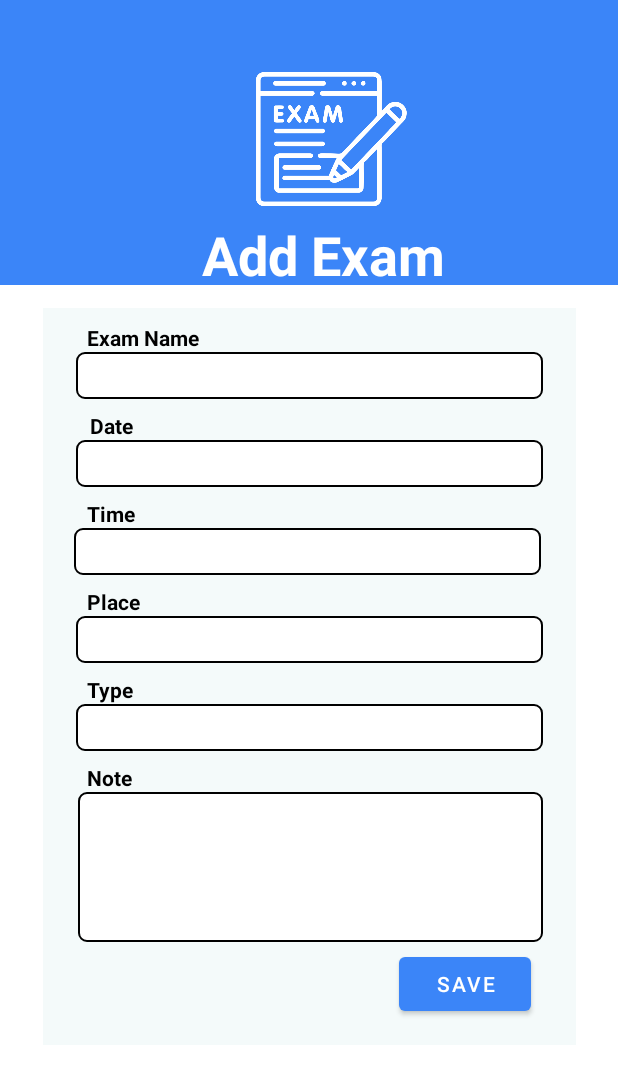
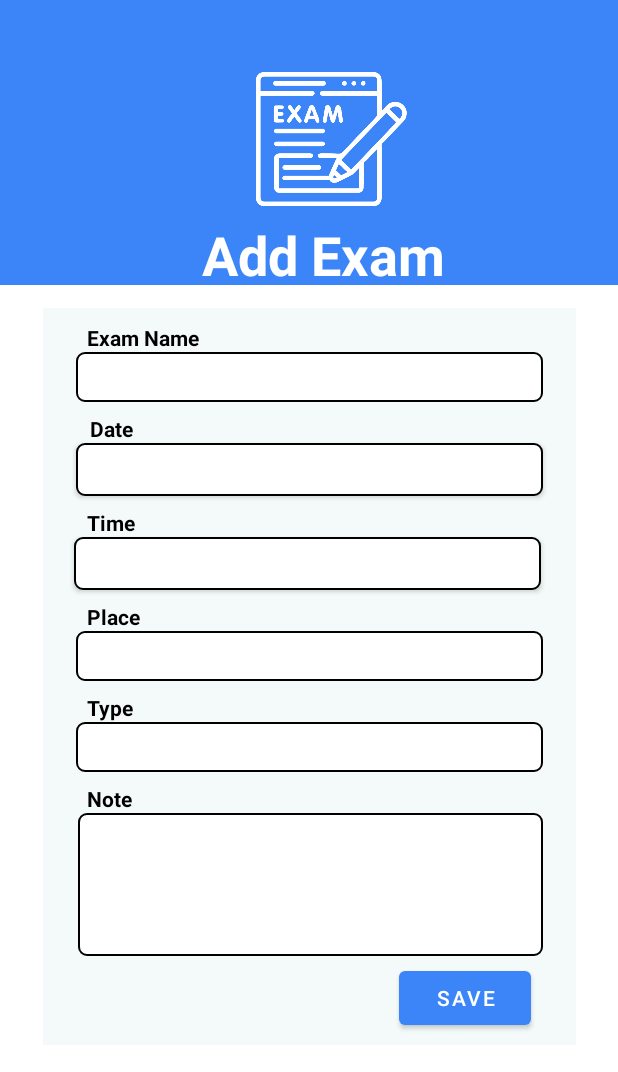
Before and after one commit to rlvidanapathirana/UniLife, an Android app: the AddExam screen opened directly, with no data from a screen before it, after a tap on "SAVE", on a phone screen of 412 x 824 dp. Shown: the top 1072 px of the screen. Run offline under Robolectric (Android 15) with nearby library versions, the phone set to English and light mode, and no system bars.

Commit message:
Add date and time picker to ADD exam page

```diff
--- a/app/src/main/java/com/shadowsquad/unilife/AddExam.java
+++ b/app/src/main/java/com/shadowsquad/unilife/AddExam.java
@@ -2,19 +2,35 @@ package com.shadowsquad.unilife;
 
 import androidx.appcompat.app.AppCompatActivity;
 
+import android.app.DatePickerDialog;
+import android.app.FragmentTransaction;
+import android.app.TimePickerDialog;
 import android.content.Context;
 import android.os.Bundle;
+import android.util.Log;
 import android.view.View;
 import android.widget.Button;
+import android.widget.DatePicker;
 import android.widget.EditText;
+import android.widget.TimePicker;
 import android.widget.Toast;
+
+import java.util.Calendar;
 
 public class AddExam extends AppCompatActivity {
 
-    private EditText examName, date, time, place, type, note ;
-    private Button addEx;
+    private EditText examName,  place, type, note ;
+    private Button addEx, date, time;
     private DbHandler dbHandler;
     private Context context;
+
+
+    //    DatePicker --------------
+    DatePickerDialog.OnDateSetListener dateSetListener;
+
+    //    TimePicker --------------
+    TimePickerDialog.OnTimeSetListener timeSetListener;
+
 
     @Override
     protected void onCreate(Bundle savedInstanceState) {
@@ -53,12 +69,61 @@ public class AddExam extends AppCompatActivity {
                 dbHandler.addExam(examModel);
 
                 //Toast Message
-                    String savebtn = "Success";
-                    Toast.makeText(context, savebtn, Toast.LENGTH_SHORT).show();
+                    String saveBtn = "Success";
+                    Toast.makeText(context, saveBtn, Toast.LENGTH_SHORT).show();
+
+
+
 
             }
         });
 
+
+        // Date
+
+        date.setOnClickListener(new View.OnClickListener() {
+            @Override
+            public void onClick(View v) {
+                Calendar cal = Calendar.getInstance();
+                int year = cal.get(Calendar.YEAR);
+                int month = cal.get(Calendar.MONTH);
+                int day = cal.get(Calendar.DAY_OF_MONTH);
+
+                DatePickerDialog dialog = new DatePickerDialog(context, android.R.style.Theme_Holo_Light_Dialog, dateSetListener, year, month, day);
+                dialog.show();
+            }
+        });
+
+        dateSetListener = new DatePickerDialog.OnDateSetListener() {
+            @Override
+            public void onDateSet(DatePicker datePicker, int year, int month, int day) {
+                month = month + 1;
+                String dateExam = day + "/" + month + "/" + year;
+                date.setText(dateExam);
+            }
+        };
+
+        // Time
+
+        time.setOnClickListener(new View.OnClickListener() {
+            @Override
+            public void onClick(View v) {
+                Calendar cal = Calendar.getInstance();
+                int hours = cal.get(Calendar.HOUR_OF_DAY);
+                int minutes = cal.get(Calendar.MINUTE);
+
+                TimePickerDialog dialog = new TimePickerDialog(context, android.R.style.Theme_Holo_Light_Dialog, timeSetListener, hours, minutes, true);
+                dialog.show();
+            }
+        });
+
+        timeSetListener = new TimePickerDialog.OnTimeSetListener() {
+            @Override
+            public void onTimeSet(TimePicker view, int hours, int minute) {
+                String dateTime = hours + ":" + minute;
+                time.setText(dateTime);
+            }
+        };
     }
 
 }
--- a/app/src/main/res/layout/activity_add_exam.xml
+++ b/app/src/main/res/layout/activity_add_exam.xml
@@ -13,8 +13,10 @@
         android:layout_width="match_parent"
         android:layout_height="190dp"
         android:background="@color/theme_blue"
-        tools:layout_editor_absoluteX="-3dp"
-        tools:layout_editor_absoluteY="-4dp">
+        app:layout_constraintEnd_toEndOf="parent"
+        app:layout_constraintHorizontal_bias="0.5"
+        app:layout_constraintStart_toStartOf="parent"
+        app:layout_constraintTop_toTopOf="parent">
 
         <ImageView
             android:id="@+id/imageView2"
@@ -135,56 +137,75 @@
         <EditText
             android:id="@+id/editTextExamName"
             android:layout_width="311dp"
-            android:layout_height="31dp"
+            android:layout_height="33dp"
+            android:layout_marginBottom="8dp"
             android:background="@drawable/txtbox"
             android:ems="10"
             android:inputType="textPersonName"
             android:textColor="@color/black"
             app:layout_constraintBottom_toTopOf="@+id/dateTxt"
-            android:layout_marginBottom="8dp"
             app:layout_constraintEnd_toEndOf="parent"
             app:layout_constraintHorizontal_bias="0.5"
             app:layout_constraintStart_toStartOf="parent"
             app:layout_constraintTop_toBottomOf="@+id/examNameTxt" />
 
-        <EditText
+<!--        <EditText-->
+<!--            android:id="@+id/editTextDate"-->
+<!--            android:layout_width="311dp"-->
+<!--            android:layout_height="31dp"-->
+<!--            android:background="@drawable/txtbox"-->
+<!--            android:ems="10"-->
+<!--            android:inputType="date"-->
+<!--            android:textColor="@color/black"-->
+<!--            android:layout_marginBottom="8dp"-->
+<!--            app:layout_constraintBottom_toTopOf="@+id/timeTxt"-->
+<!--            app:layout_constraintEnd_toEndOf="parent"-->
+<!--            app:layout_constraintStart_toStartOf="parent"-->
+<!--            app:layout_constraintTop_toBottomOf="@+id/dateTxt" />-->
+
+        <Button
             android:id="@+id/editTextDate"
             android:layout_width="311dp"
-            android:layout_height="31dp"
+            android:layout_height="35dp"
+            android:layout_marginBottom="8dp"
             android:background="@drawable/txtbox"
             android:ems="10"
             android:inputType="date"
             android:textColor="@color/black"
-            android:layout_marginBottom="8dp"
+            app:backgroundTint="@null"
             app:layout_constraintBottom_toTopOf="@+id/timeTxt"
             app:layout_constraintEnd_toEndOf="parent"
             app:layout_constraintStart_toStartOf="parent"
-            app:layout_constraintTop_toBottomOf="@+id/dateTxt" />
+            app:layout_constraintTop_toBottomOf="@+id/dateTxt" /> <!-- Background -->
 
-        <EditText
+                    />
+
+        <Button
             android:id="@+id/editTextTime"
             android:layout_width="311dp"
-            android:layout_height="31dp"
+            android:layout_height="35dp"
+            android:layout_marginBottom="8dp"
             android:background="@drawable/txtbox"
             android:ems="10"
             android:inputType="time"
             android:textColor="@color/black"
-            android:layout_marginBottom="8dp"
+            app:backgroundTint="@null"
             app:layout_constraintBottom_toTopOf="@+id/placeTxt"
             app:layout_constraintEnd_toEndOf="parent"
             app:layout_constraintHorizontal_bias="0.475"
             app:layout_constraintStart_toStartOf="parent"
-            app:layout_constraintTop_toBottomOf="@+id/timeTxt" />
+            app:layout_constraintTop_toBottomOf="@+id/timeTxt" />-- Background -->/>
+
 
         <EditText
             android:id="@+id/editTextPlace"
             android:layout_width="311dp"
-            android:layout_height="31dp"
+            android:layout_height="33dp"
+            android:layout_marginBottom="8dp"
             android:background="@drawable/txtbox"
             android:ems="10"
             android:inputType="textPersonName"
             android:textColor="@color/black"
-            android:layout_marginBottom="8dp"
             app:layout_constraintBottom_toTopOf="@+id/typeTxt"
             app:layout_constraintEnd_toEndOf="parent"
             app:layout_constraintHorizontal_bias="0.5"
@@ -194,12 +215,12 @@
         <EditText
             android:id="@+id/editTextType"
             android:layout_width="311dp"
-            android:layout_height="31dp"
+            android:layout_height="33dp"
+            android:layout_marginBottom="8dp"
             android:background="@drawable/txtbox"
             android:ems="10"
             android:inputType="textPersonName"
             android:textColor="@color/black"
-            android:layout_marginBottom="8dp"
             app:layout_constraintBottom_toTopOf="@+id/noteTxt"
             app:layout_constraintEnd_toEndOf="parent"
             app:layout_constraintHorizontal_bias="0.5"
@@ -209,7 +230,7 @@
         <EditText
             android:id="@+id/editTextNote"
             android:layout_width="310dp"
-            android:layout_height="100dp"
+            android:layout_height="95dp"
             android:background="@drawable/txtbox"
             android:ems="10"
             android:gravity="start|top"
```
Lines whose indentation alone changed are shown as unchanged.
